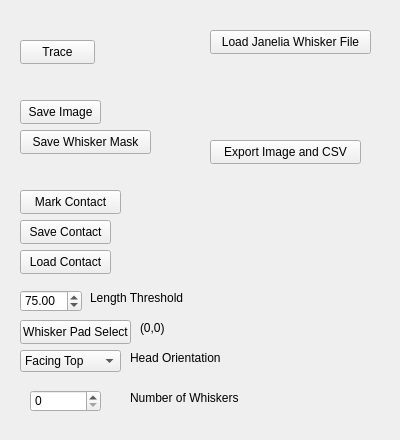
First picture: the form in src/WhiskerToolbox/Whisker_Widget/Whisker_Widget.ui, repository paulmthompson/WhiskerToolbox, before the edit.
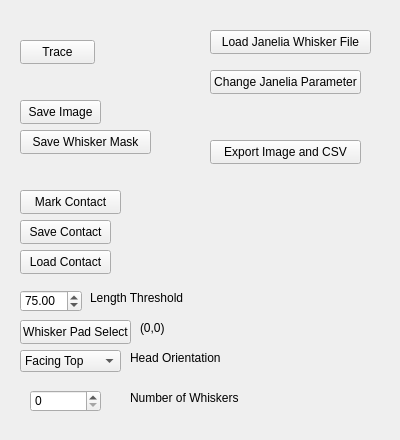
Second picture: the form after the edit.

Commit message: can open janelia configuration window

What changed in the file:
```diff
--- a/src/WhiskerToolbox/Whisker_Widget/Whisker_Widget.ui
+++ b/src/WhiskerToolbox/Whisker_Widget/Whisker_Widget.ui
@@ -247,6 +247,19 @@
     <string>Export Image and CSV</string>
    </property>
   </widget>
+  <widget class="QPushButton" name="config_janelia_button">
+   <property name="geometry">
+    <rect>
+     <x>210</x>
+     <y>70</y>
+     <width>151</width>
+     <height>24</height>
+    </rect>
+   </property>
+   <property name="text">
+    <string>Change Janelia Parameter</string>
+   </property>
+  </widget>
  </widget>
  <resources/>
  <connections/>
```
The commit also changes 6 other files.
